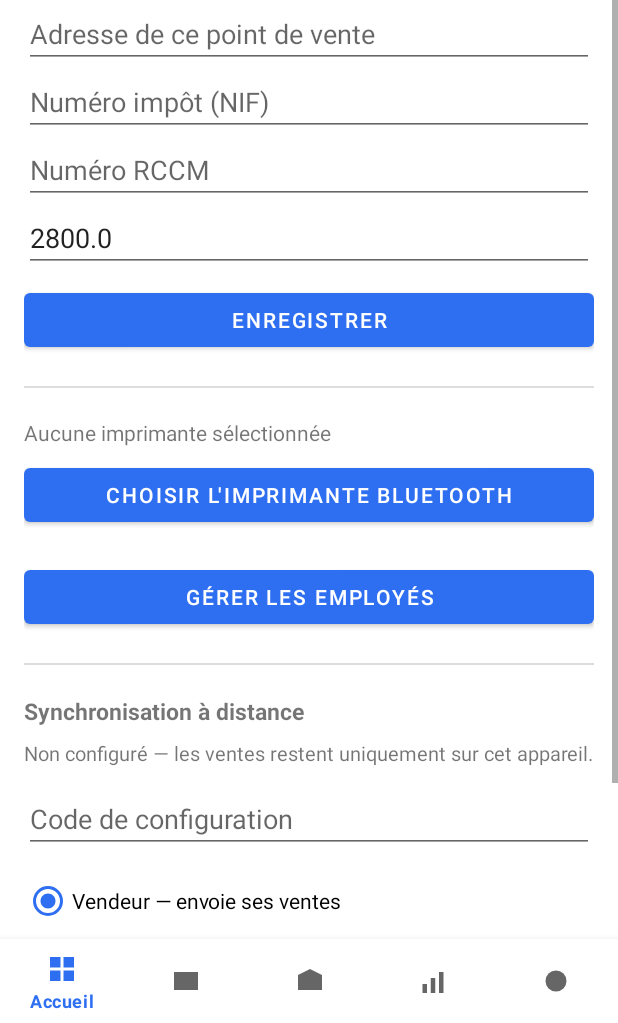
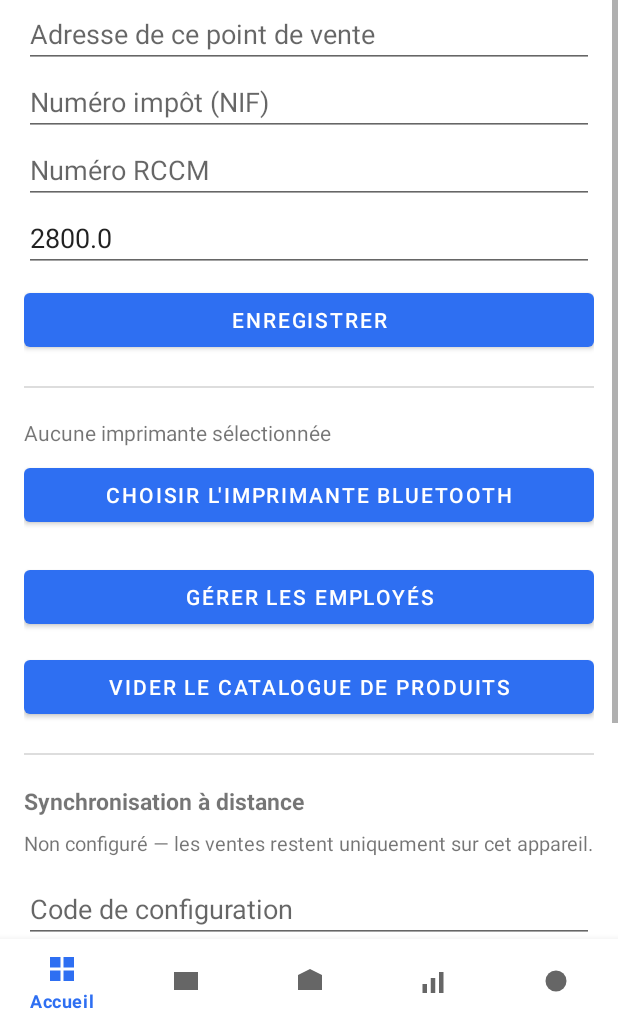
Before and after one commit to deogracekasonga-commits/shukrani-business, an Android app: the fragment SettingsFragment placed in its activity, on a phone screen of 412 x 824 dp, the part 213-1236 px from its top. Run offline under Robolectric (Android 15) with nearby library versions, the phone set to English and light mode, and no system bars; our stand-ins replace Room's generated code; 2 statements that could not run were skipped.

Commit message:
Corrige l'import CSV sur fichier binaire + ajoute "Vider le catalogue"
- CsvImporter détecte maintenant un fichier non-texte (ex. .xlsx/.docx non
  converti en CSV, signature ZIP "PK", octets nuls) et lève une erreur
  claire au lieu de créer des centaines de produits au contenu illisible.
- Réglages : nouveau bouton "Vider le catalogue de produits" (avec
  confirmation) pour nettoyer un import raté déjà survenu sur un appareil,
  sans toucher aux ventes déjà enregistrées.

Corrige le cas rencontré où un fichier .xlsx importé tel quel (sans
conversion CSV préalable) a pollué le catalogue de produits.

Co-Authored-By: Claude Sonnet 5 <noreply@anthropic.com>
Claude-Session: https://claude.ai/code/session_018EcmZrwUVUyv4dhWzb14nM

```diff
--- a/mobile/app/src/main/java/com/shukranibusiness/app/data/ShopRepository.kt
+++ b/mobile/app/src/main/java/com/shukranibusiness/app/data/ShopRepository.kt
@@ -70,6 +70,9 @@ class ShopRepository(private val context: Context) {
     }
 
     suspend fun deactivateProduct(productId: Long) = productDao.deactivate(productId)
+
+    /** Supprime tous les produits — utile pour nettoyer un import raté (ex. fichier non converti en CSV). */
+    suspend fun deleteAllProducts(): Int = productDao.deleteAll()
 
     /**
      * Importe une liste de produits (typiquement depuis un fichier CSV) : un produit dont le nom
--- a/mobile/app/src/main/java/com/shukranibusiness/app/data/dao/ProductDao.kt
+++ b/mobile/app/src/main/java/com/shukranibusiness/app/data/dao/ProductDao.kt
@@ -32,6 +32,9 @@ interface ProductDao {
     @Query("SELECT COUNT(*) FROM products WHERE active = 1")
     fun observeActiveCount(): Flow<Int>
 
+    @Query("DELETE FROM products")
+    suspend fun deleteAll(): Int
+
     @Query("SELECT * FROM products WHERE id = :productId LIMIT 1")
     suspend fun getById(productId: Long): Product?
 
--- a/mobile/app/src/main/res/layout/fragment_settings.xml
+++ b/mobile/app/src/main/res/layout/fragment_settings.xml
@@ -78,6 +78,13 @@
             android:layout_marginTop="20dp"
             android:text="@string/action_manage_employees" />
 
+        <Button
+            android:id="@+id/clearCatalogButton"
+            android:layout_width="match_parent"
+            android:layout_height="wrap_content"
+            android:layout_marginTop="12dp"
+            android:text="@string/action_clear_catalog" />
+
         <View
             android:layout_width="match_parent"
             android:layout_height="1dp"
--- a/mobile/app/src/main/res/values/strings.xml
+++ b/mobile/app/src/main/res/values/strings.xml
@@ -87,6 +87,10 @@
     <string name="import_no_products">Aucun produit valide trouvé dans ce fichier. Vérifiez qu\'il contient bien une ligne d\'en-tête suivie des produits.</string>
     <string name="import_error">Erreur lors de l\'import : %s</string>
 
+    <string name="action_clear_catalog">Vider le catalogue de produits</string>
+    <string name="confirm_clear_catalog">Supprimer TOUS les produits ? Action irréversible — utile seulement pour nettoyer un import raté (ex. fichier .xlsx importé par erreur au lieu d\'un CSV). Les ventes déjà enregistrées ne sont pas affectées.</string>
+    <string name="catalog_cleared_confirmation">Catalogue vidé — %d produit(s) supprimé(s).</string>
+
     <string name="period_today">Aujourd\'hui</string>
     <string name="period_week">7 jours</string>
     <string name="period_month">30 jours</string>
```
Also changed, not shown: mobile/app/src/main/java/com/shukranibusiness/app/ui/settings/SettingsFragment.kt (+22 -0 lines), mobile/app/src/main/java/com/shukranibusiness/app/util/CsvImporter.kt (+22 -0 lines), 1 other file.
